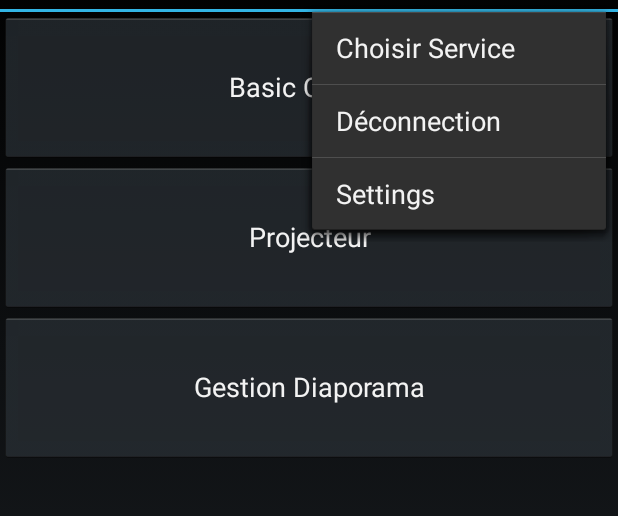
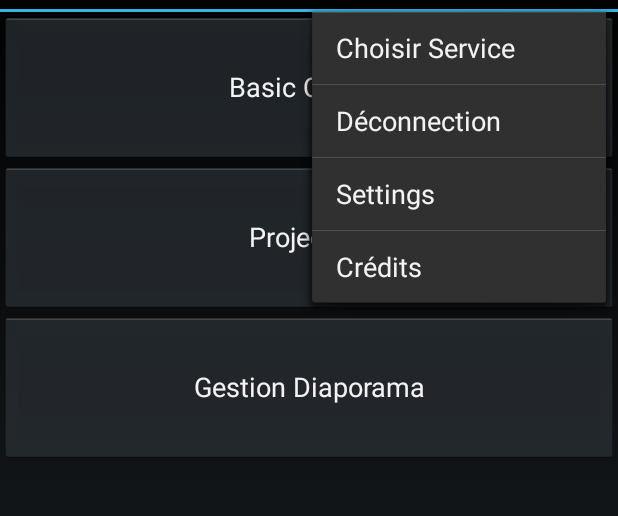
Before and after one commit to cyprienruffino/MiniRemote, an Android app: the screen it shows after launch (HomeActivity), with the options menu open, on a phone screen of 412 x 824 dp, the part 60-576 px from its top. Run offline under Robolectric (Android 15) with nearby library versions, the phone set to English and light mode, and no system bars.

Commit message:
Dialog Crédits

```diff
--- a/android/app/src/main/java/view/HomeActivity.java
+++ b/android/app/src/main/java/view/HomeActivity.java
@@ -77,6 +77,10 @@ public class HomeActivity extends Activity implements ServiceAttached, NetworkDi
             case R.id.setting:
                 d = new ChangeThemeDialog();
                 d.show(getFragmentManager(),"settingDialog");
+                break;
+            case R.id.credit:
+                d = new AboutDialog();
+                d.show(getFragmentManager(), "creditDialog");
                 break;
         }
         return super.onOptionsItemSelected(item);
--- a/android/app/src/main/java/view/ToastRunnable.java
+++ b/android/app/src/main/java/view/ToastRunnable.java
@@ -18,6 +18,5 @@ public class ToastRunnable implements Runnable {
     @Override
     public void run() {
         Toast.makeText(context, string, Toast.LENGTH_SHORT).show();
-
     }
 }
--- a/android/app/src/main/res/menu/menu_main.xml
+++ b/android/app/src/main/res/menu/menu_main.xml
@@ -9,6 +9,9 @@
             android:id="@+id/menu_dc"
             android:title="@string/menu_dc"/>
     <item
-        android:id="@+id/setting"
-        android:title="@string/settings"/>
+            android:id="@+id/setting"
+            android:title="@string/settings"/>
+    <item
+            android:id="@+id/credit"
+            android:title="@string/credit"/>
 </menu>
--- a/android/app/src/main/res/values/strings.xml
+++ b/android/app/src/main/res/values/strings.xml
@@ -30,7 +30,7 @@
     <string name="source_HDMI">HDMI</string>
     <string name="source_video">Video</string>
     <string name="getsource">Obtenir source</string>
-    <string name="source_title">Choisir source</string>
+    <string name="source_title">Connection</string>
     <string name="th">theme holo</string>
     <string name="tl">theme light</string>
     <string name="titre_theme">Choix du theme</string>
@@ -46,4 +46,8 @@
     <string name="diapo_demarrer_page_courante">Démarrer à la page courante</string>
     <string name="main_diapo_text">Gestion Diaporama</string>
     <string name="diapo_text_null">Besoin d\'un numéro de page</string>
+    <string name="crd">Application réalisé par :\nCorentin Colomier\nValentin Jubert\nNicolas Serrette\nCyprien
+        Ruffino
+    </string>
+    <string name="credit">Crédits</string>
 </resources>
```
Also changed, not shown: android/app/src/main/java/view/AboutDialog.java (added, +21 -0 lines).
